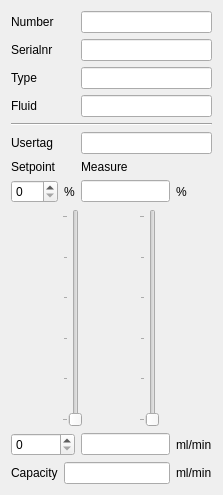
Old version of the form ui/flowchannel.ui in the repository ArJKloek/FlowControl.
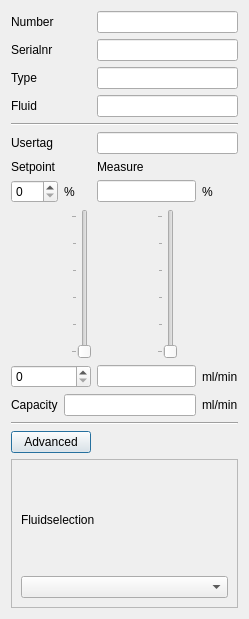
New version of the form.

Commit message: Update Flowchannel with advanced

```diff
--- a/ui/flowchannel.ui
+++ b/ui/flowchannel.ui
@@ -6,14 +6,24 @@
    <rect>
     <x>0</x>
     <y>0</y>
-    <width>223</width>
-    <height>495</height>
+    <width>249</width>
+    <height>619</height>
    </rect>
   </property>
   <property name="windowTitle">
    <string>FlowChannel</string>
   </property>
   <layout class="QGridLayout" name="gridLayout">
+   <item row="0" column="0">
+    <widget class="QLabel" name="label">
+     <property name="text">
+      <string>Number</string>
+     </property>
+    </widget>
+   </item>
+   <item row="0" column="2" colspan="2">
+    <widget class="QLineEdit" name="le_number"/>
+   </item>
    <item row="6" column="2" colspan="2">
     <widget class="QLineEdit" name="le_usertag">
      <property name="enabled">
@@ -187,6 +197,37 @@
      </property>
     </widget>
    </item>
+   <item row="14" column="0" colspan="4">
+    <widget class="QFrame" name="advancedrame">
+     <property name="enabled">
+      <bool>true</bool>
+     </property>
+     <property name="sizePolicy">
+      <sizepolicy hsizetype="Expanding" vsizetype="Expanding">
+       <horstretch>0</horstretch>
+       <verstretch>0</verstretch>
+      </sizepolicy>
+     </property>
+     <property name="frameShape">
+      <enum>QFrame::StyledPanel</enum>
+     </property>
+     <property name="frameShadow">
+      <enum>QFrame::Raised</enum>
+     </property>
+     <layout class="QGridLayout" name="gridLayout_5">
+      <item row="0" column="0">
+       <widget class="QLabel" name="label_2">
+        <property name="text">
+         <string>Fluidselection</string>
+        </property>
+       </widget>
+      </item>
+      <item row="1" column="0">
+       <widget class="QComboBox" name="comboBox"/>
+      </item>
+     </layout>
+    </widget>
+   </item>
    <item row="11" column="1" colspan="2">
     <widget class="QLineEdit" name="le_capacity">
      <property name="readOnly">
@@ -210,15 +251,19 @@
    <item row="10" column="0" colspan="2">
     <widget class="QSpinBox" name="sb_setpoint_flow"/>
    </item>
-   <item row="0" column="0">
-    <widget class="QLabel" name="label">
-     <property name="text">
-      <string>Number</string>
+   <item row="12" column="0" colspan="4">
+    <widget class="Line" name="line_2">
+     <property name="orientation">
+      <enum>Qt::Horizontal</enum>
      </property>
     </widget>
    </item>
-   <item row="0" column="2" colspan="2">
-    <widget class="QLineEdit" name="le_number"/>
+   <item row="13" column="0" colspan="2">
+    <widget class="QPushButton" name="btnAdvanced">
+     <property name="text">
+      <string>Advanced</string>
+     </property>
+    </widget>
    </item>
   </layout>
  </widget>
```
The commit also changes 1 other file.
